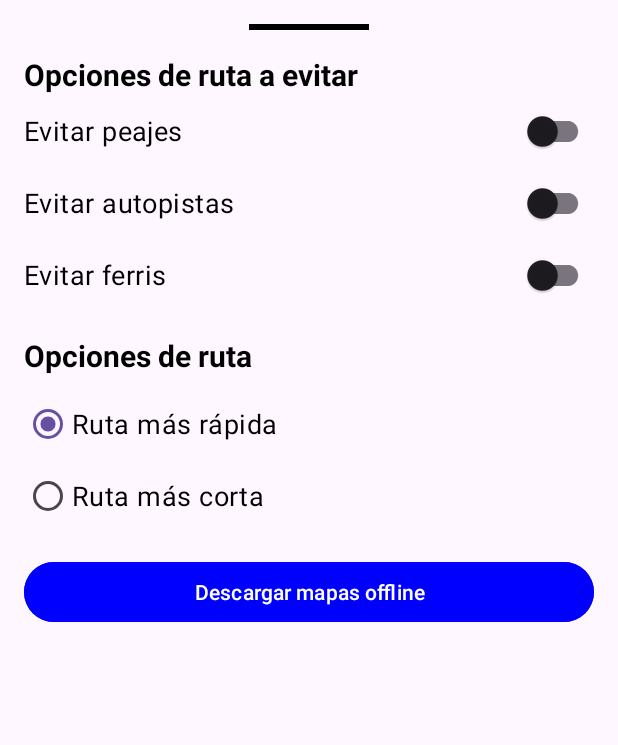
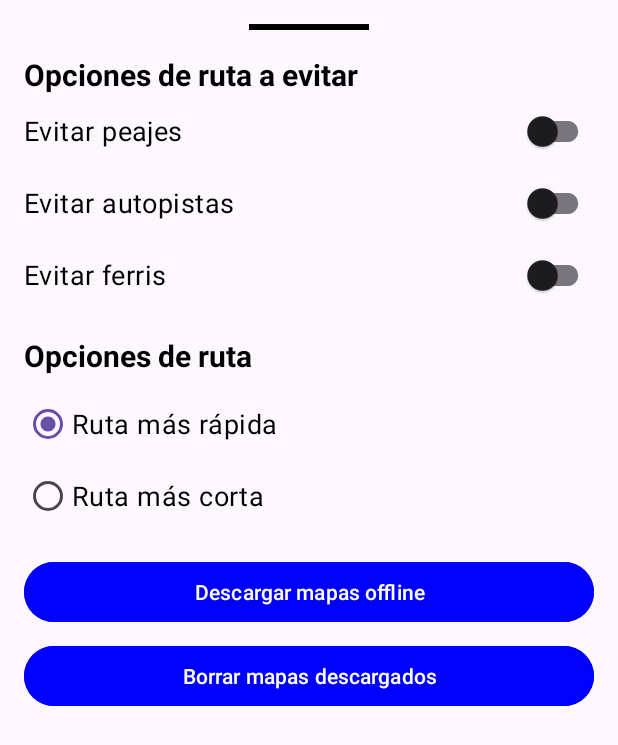
Before and after one commit to Juanoto2012/OpenMaps, an Android app: the layout navigation_options.xml on its own in the app's theme, with its tools: preview values and no code run, on a phone screen of 412 x 824 dp. Shown: the top 745 px of the screen. Run offline under Robolectric (Android 15) with nearby library versions, the light colour scheme and no system bars.

Commit message:
add photon for place search and add delete offline maps button

```diff
--- a/app/src/main/res/layout/navigation_options.xml
+++ b/app/src/main/res/layout/navigation_options.xml
@@ -86,4 +86,13 @@
         android:textColor="@color/white"
         android:backgroundTint="@color/blue"
         android:layout_marginTop="16dp"/>
+
+    <Button
+        android:id="@+id/clear_cache_button"
+        android:layout_width="match_parent"
+        android:layout_height="wrap_content"
+        android:text="Borrar mapas descargados"
+        android:textColor="@color/white"
+        android:backgroundTint="@color/blue"
+        android:layout_marginTop="8dp"/>
 </LinearLayout>
```
Also changed, not shown: app/src/main/java/org/maplibre/navigation/sample/android/core/CoreOnlyFragment.kt (+42 -31 lines).
